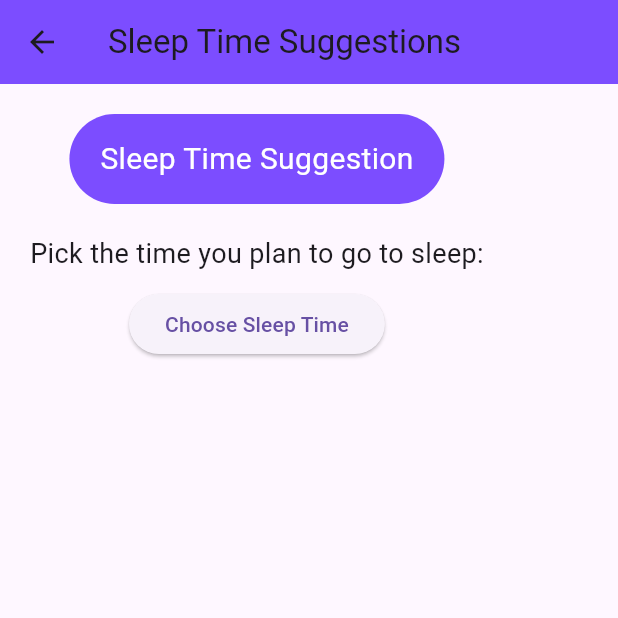
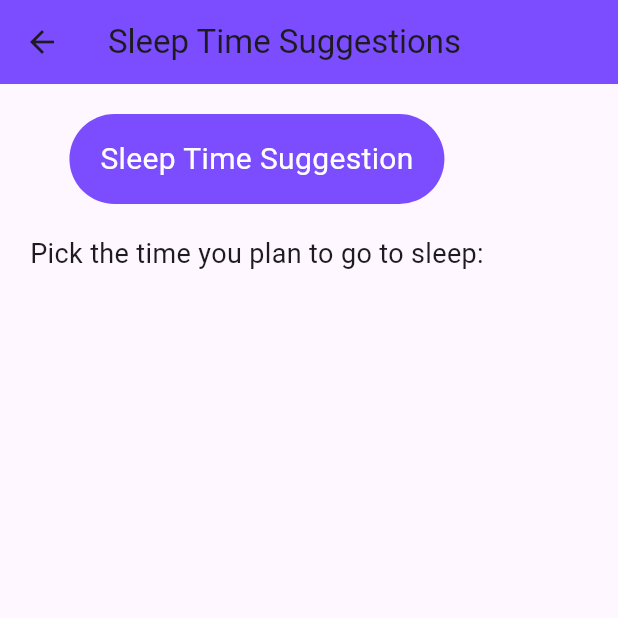
Before and after one commit to evanlee2212/sleep_tracker, a Flutter app: the NewSleepEntry screen opened directly, on a phone screen of 412 x 824 dp, the top half of it. Run offline on Flutter 3.47's test engine with Material 3 defaults, Android fonts, the phone set to English and light mode, and no system bars; our stand-ins replace audioplayers, awesome_notifications, file_picker, firebase_core, shared_preferences, youtube_player_flutter; accounts and stored records are empty.

```diff
--- a/lib/Pages/sleep_cycles.dart
+++ b/lib/Pages/sleep_cycles.dart
@@ -84,12 +84,6 @@ class _NewSleepEntryState extends State<NewSleepEntry> {
             ),
             const SizedBox(height: 10),
 
-            ElevatedButton(
-              onPressed: _pickTime,
-              child: const Text('Choose Sleep Time'),
-            ),
-            const SizedBox(height: 20),
-
             if (_sleepTime != null) ...[
               Text(
                 'Sleep Time: ${_sleepTime!.format(context)}',
```
